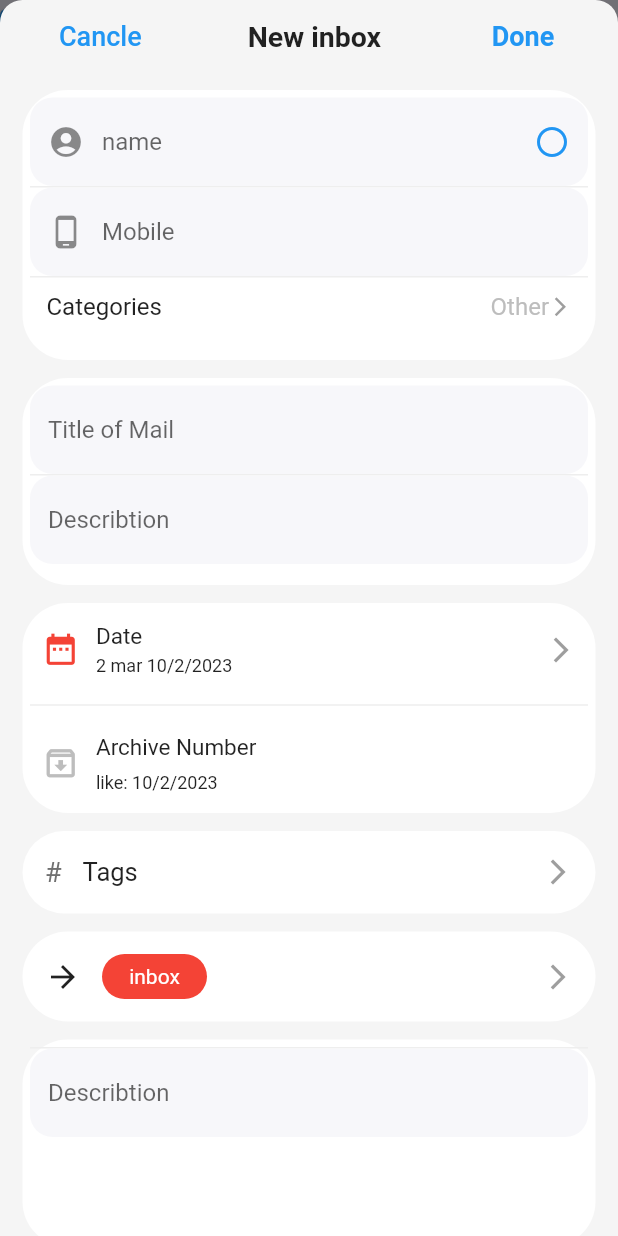
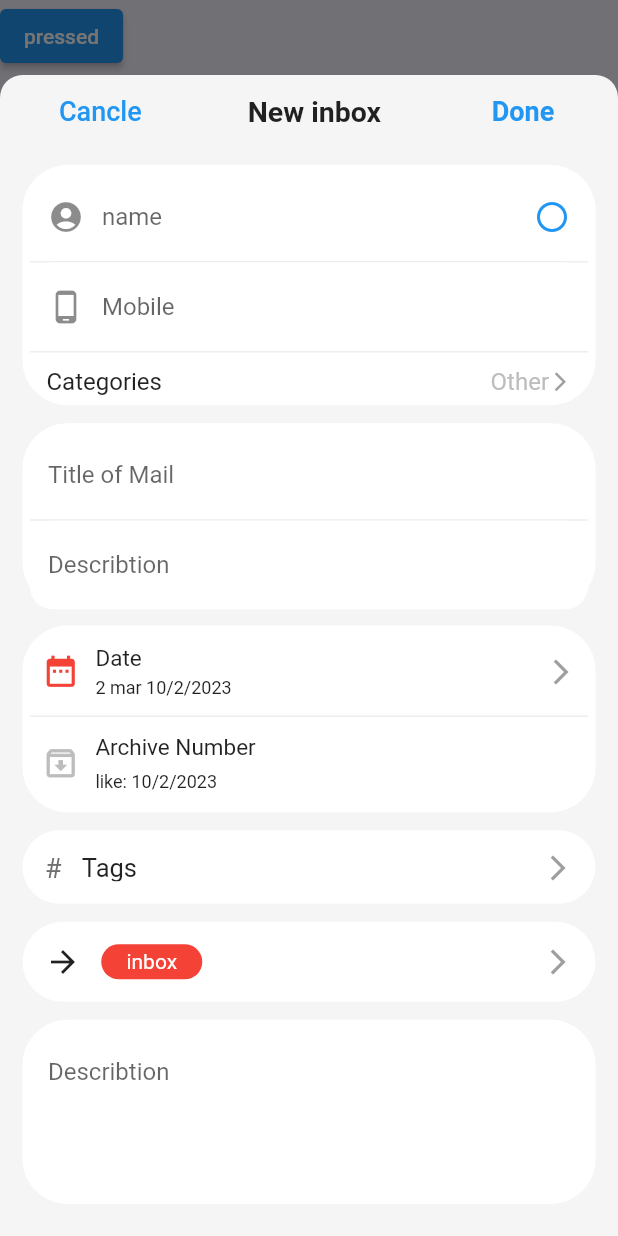
Before and after one commit to Ezz-Al-Moqaied/pal_mail_app, a Flutter app: the HomeScreen screen opened directly, after a tap on "pressed", on a phone screen of 412 x 824 dp. Run offline on Flutter 3.47's test engine with Material 2 defaults, Android fonts, the phone set to English and light mode, and no system bars; our stand-ins replace animated_splash_screen, flutter_screenutil, fluttertoast, hexcolor, shared_preferences; accounts and stored records are empty; generated files the repository leaves out were written again.

Commit message:
new inbox 1

```diff
--- a/lib/screens/inbox_screen.dart
+++ b/lib/screens/inbox_screen.dart
@@ -1,4 +1,5 @@
 import 'package:flutter/material.dart';
+import 'package:flutter_screenutil/flutter_screenutil.dart';
 import 'package:hexcolor/hexcolor.dart';
 import 'package:pal_mail_app/constants/colors.dart';
 import 'package:pal_mail_app/constants/widget.dart';
@@ -54,6 +55,7 @@ class _HomeScreenState extends State<HomeScreen> {
                 context: context,
                 builder: (BuildContext context) {
                   return Container(
+                    height: MediaQuery.of(context).size.height-50,
                     child: SingleChildScrollView(
                       child: Column(
                         children: <Widget>[
@@ -95,10 +97,11 @@ class _HomeScreenState extends State<HomeScreen> {
                               children: [
                                 //part number one
                                 basicContainer(
-                                    180,
+                                    180.h,
                                     Column(
                                       children: [
                                         textFormFieldWidget(
+                                          colors: Colors.white,
                                           hintText: 'name',
                                           prefixIcon: Icons.account_circle,
                                           suffixIcon: IconButton(
@@ -113,6 +116,7 @@ class _HomeScreenState extends State<HomeScreen> {
                                         ),
                                         lineContainer(),
                                         textFormFieldWidget(
+                                          colors: Colors.white,
                                           hintText: 'Mobile',
                                           prefixIcon:
                                               Icons.phone_android_outlined,
@@ -160,10 +164,11 @@ class _HomeScreenState extends State<HomeScreen> {
                                 smallSpacer,
                                 //part number two
                                 basicContainer(
-                                  138,
+                                  138.h,
                                   Column(
                                     children: [
                                       textFormFieldWidget(
+                                        colors: Colors.white,
                                         hintText: 'Title of Mail',
                                         controller: titleController,
                                         type: TextInputType.text,
@@ -171,6 +176,7 @@ class _HomeScreenState extends State<HomeScreen> {
                                       ),
                                       lineContainer(),
                                       textFormFieldWidget(
+                                        colors: Colors.white,
                                         hintText: 'Describtion',
                                         controller: titleController,
                                         type: TextInputType.text,
@@ -182,7 +188,7 @@ class _HomeScreenState extends State<HomeScreen> {
                                 smallSpacer,
                                 //part number three
                                 basicContainer(
-                                    140,
+                                    140.h,
                                     Column(
                                       mainAxisAlignment:
                                           MainAxisAlignment.spaceBetween,
@@ -197,7 +203,7 @@ class _HomeScreenState extends State<HomeScreen> {
                                                 size: 25,
                                               ),
                                               SizedBox(
-                                                width: 11,
+                                                width: 11.w,
                                               ),
                                               Column(
                                                 crossAxisAlignment:
@@ -210,7 +216,7 @@ class _HomeScreenState extends State<HomeScreen> {
                                                     ),
                                                   ),
                                                   SizedBox(
-                                                    height: 4,
+                                                    height: 4.h,
                                                   ),
                                                   Text(
                                                     '2 mar 10/2/2023',
@@ -240,7 +246,7 @@ class _HomeScreenState extends State<HomeScreen> {
                                                 size: 25,
                                               ),
                                               SizedBox(
-                                                width: 11,
+                                                width: 11.w,
                                               ),
                                               Column(
                                                 crossAxisAlignment:
@@ -253,7 +259,7 @@ class _HomeScreenState extends State<HomeScreen> {
                                                     ),
                                                   ),
                                                   SizedBox(
-                                                    height: 8,
+                                                    height: 8.h,
                                                   ),
                                                   Text(
                                                     'like: 10/2/2023',
@@ -271,7 +277,7 @@ class _HomeScreenState extends State<HomeScreen> {
                                 smallSpacer,
                                 //part number four
                                 basicContainer(
-                                    55,
+                                    55.h,
                                     Padding(
                                       padding: const EdgeInsets.all(10.0),
                                       child: Row(
@@ -284,7 +290,7 @@ class _HomeScreenState extends State<HomeScreen> {
                                             ),
                                           ),
                                           SizedBox(
-                                            width: 14,
+                                            width: 14.w,
                                           ),
                                           Text(
                                             'Tags',
@@ -302,19 +308,17 @@ class _HomeScreenState extends State<HomeScreen> {
                                       ),
                                     )),
                                 smallSpacer,
-                                basicContainer(
-                                    60,
-                                    Padding(
+                                basicContainer(60.h, Padding(
                                       padding: const EdgeInsets.all(10.0),
                                       child: Row(
                                         children: [
                                           Icon(Icons.arrow_forward),
                                           SizedBox(
-                                            width: 14,
+                                            width: 14.w,
                                           ),
                                           Container(
-                                            width: 70,
-                                            height: 50,
+                                            width: 70.w,
+                                            height: 50.h,
                                             decoration: BoxDecoration(
                                                 color: Colors.red,
                                                 borderRadius:
@@ -338,11 +342,11 @@ class _HomeScreenState extends State<HomeScreen> {
                                     )),
                                 smallSpacer,
                                 basicContainer(
-                                  138,
+                                  138.h,
                                   Column(
                                     children: [
-                                      lineContainer(),
                                       textFormFieldWidget(
+                                        colors: Colors.white,
                                         hintText: 'Describtion',
                                         controller: DecisionController,
                                         type: TextInputType.text,
```
